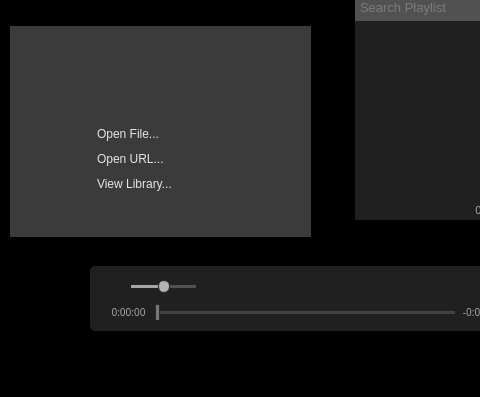
Old version of the form src/ui/mainwindow.ui in the repository liberize/Baka-MPlayer; both pictures show x 0 to 480 and y 83 to 480 of the 640 by 480 pixel window.
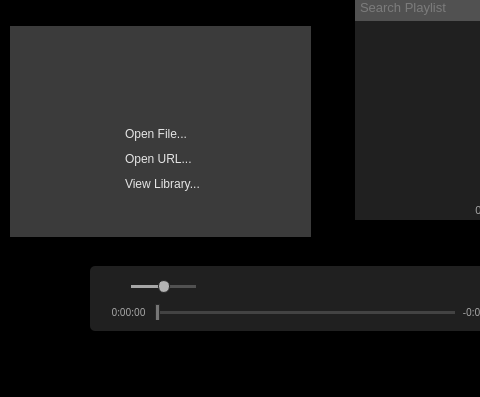
New version of the form. Icons and pictures are not drawn. Custom widgets are drawn as their Qt base class.

```diff
--- a/src/ui/mainwindow.ui
+++ b/src/ui/mainwindow.ui
@@ -339,6 +339,7 @@
   color: #E5E5E5;
   text-align: left;
   border: none;
+  padding-left: 38px;
 }
 
 /* QScrollBar */
```
Left out of the diff: 4 changed lines with no effect on the pictures.
